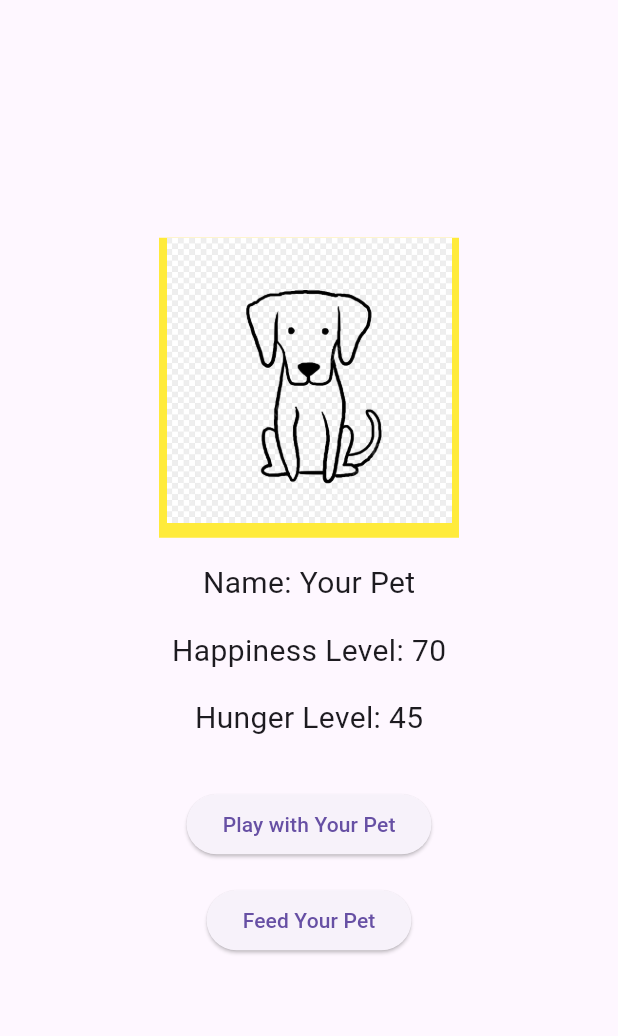
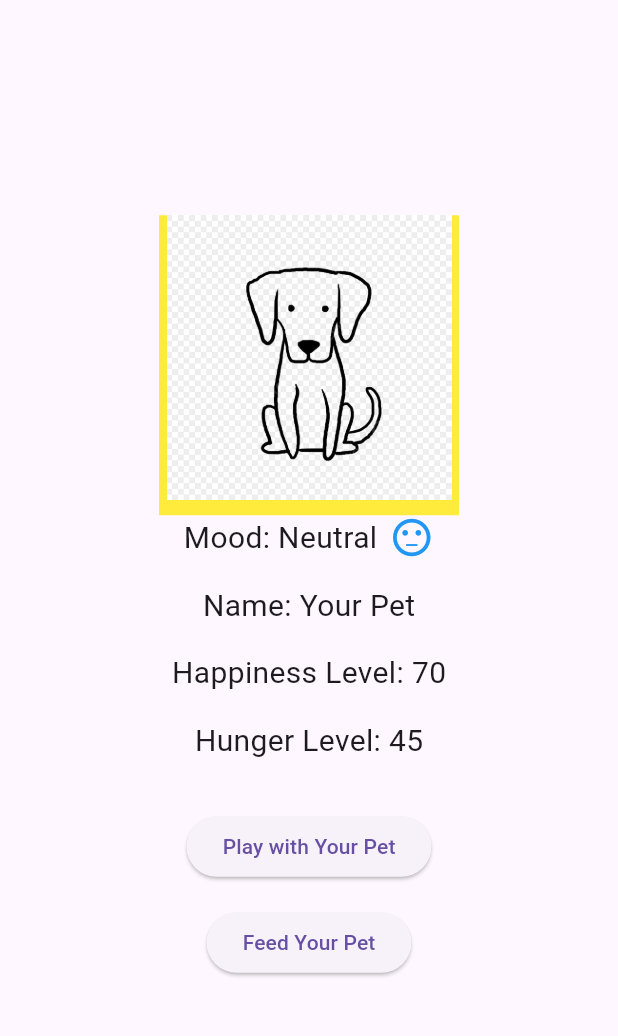
Before and after one commit to fernandocm9/MAD_digitpet, a Flutter app: the screen it shows after launch, after a tap on "Play with Your Pet", after a tap on "Feed Your Pet", on a phone screen of 412 x 824 dp, the part 63-1099 px from its top. Run offline on Flutter 3.47's test engine with Material 3 defaults, Android fonts, the phone set to English and light mode, and no system bars.

Commit message:
added text based mood indicator with icon

```diff
--- a/digitalpet/lib/main.dart
+++ b/digitalpet/lib/main.dart
@@ -14,8 +14,32 @@
   int happinessLevel = 50;
   int hungerLevel = 50;
   var petHappyColor = Colors.yellow;
+  String petMoodText = 'Nuetral';
   // Function to increase happiness and update hunger when playing with
   // the pet
+
+  IconData _getMoodIcon() {
+  if (happinessLevel < 30) {
+    return Icons.sentiment_very_dissatisfied; // Sad face
+  } else if (happinessLevel > 70) {
+    return Icons.sentiment_very_satisfied; // Happy face
+  } else {
+    return Icons.sentiment_neutral; // Neutral face
+  }
+}
+
+  void _updateMoodText(){
+    setState(() {
+      if (happinessLevel < 30) {
+        petMoodText = 'Unhappy';
+      } else if (happinessLevel > 70) {
+        petMoodText = 'Happy';
+      } else {
+        petMoodText = 'Neutral';
+      }
+    });
+  }
+
   void _changePetColorHappiness() {
     setState(() {
       if (happinessLevel < 30) {
@@ -33,6 +57,7 @@
       happinessLevel = (happinessLevel + 10).clamp(0, 100);
       _updateHunger();
       _changePetColorHappiness();
+      _updateMoodText();
     });
   }
 
@@ -52,6 +77,7 @@
       happinessLevel = (happinessLevel + 10).clamp(0, 100);
     }
     _changePetColorHappiness();
+    _updateMoodText();
   }
 
   // Increase hunger level slightly when playing with the pet
@@ -90,6 +116,14 @@
                 ),
               ],
             ),
+            Row(
+              mainAxisAlignment: MainAxisAlignment.center,
+              children: [
+                Text('Mood: $petMoodText', style: TextStyle(fontSize: 20.0)),
+                SizedBox(width: 8.0), // Spacing between icon and text
+                Icon(_getMoodIcon(), size: 30.0, color: Colors.blue),
+              ],
+            ),
             SizedBox(height: 16.0),
             Text('Name: $petName', style: TextStyle(fontSize: 20.0)),
             SizedBox(height: 16.0),
```
